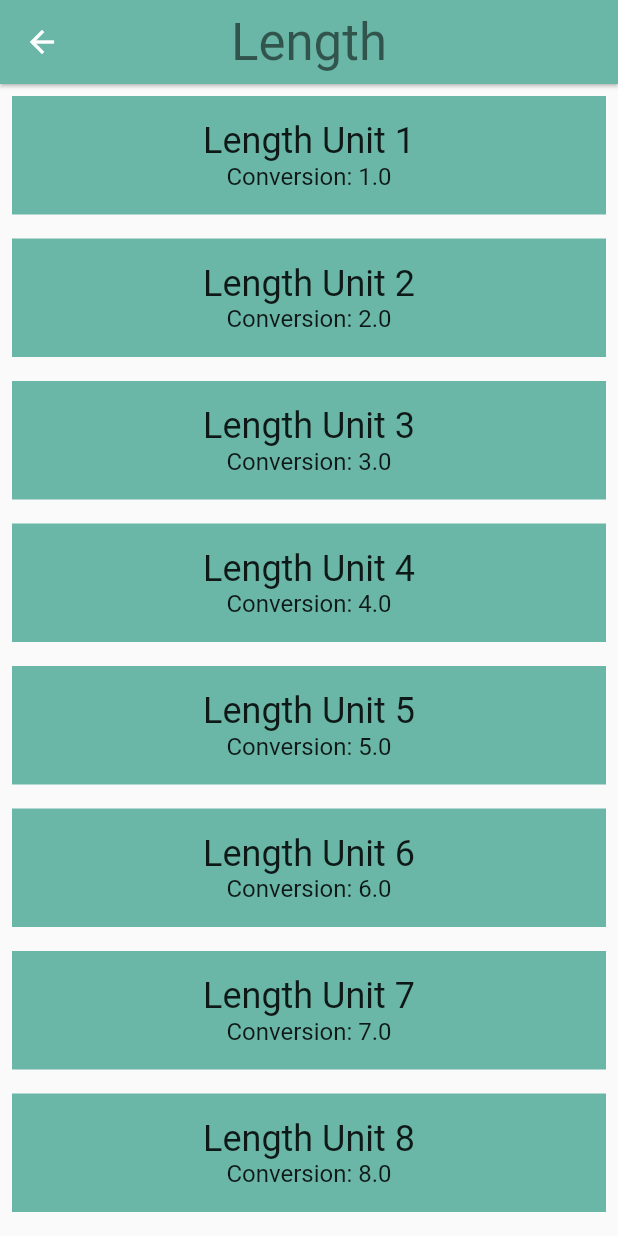
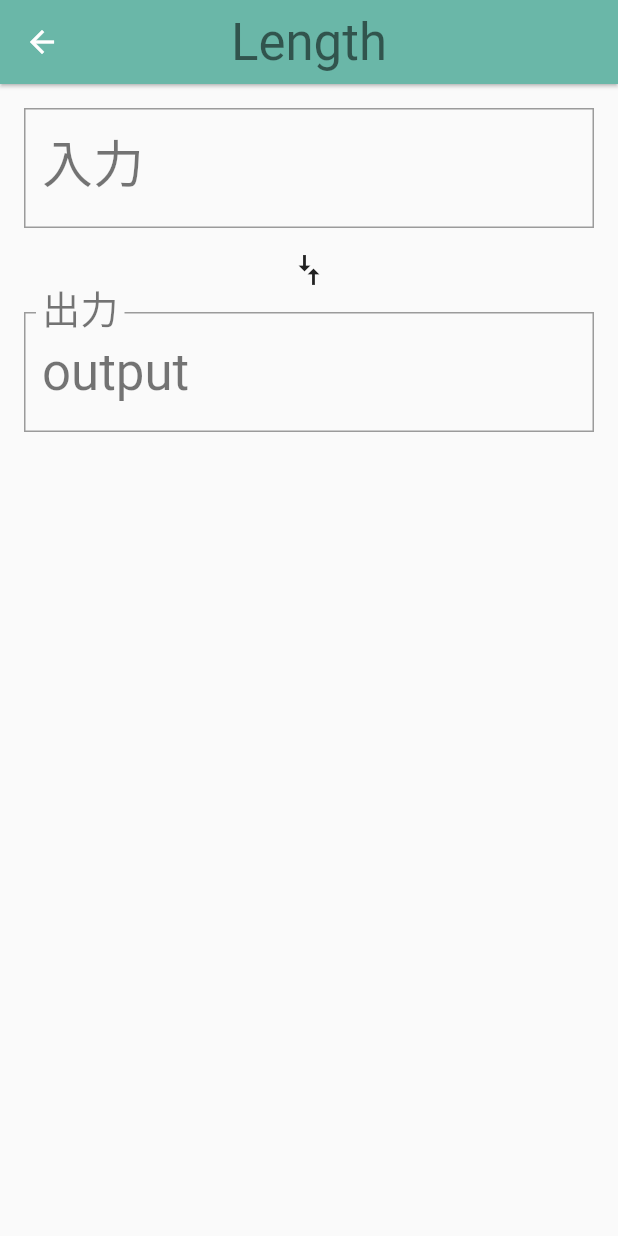
Before and after one commit to hysa/udacity-flutter, a Flutter app: the screen it shows after launch, after a tap on "Length", on a phone screen of 412 x 824 dp. Run offline on Flutter 3.47's test engine with Material 2 defaults, Android fonts, the phone set to English and light mode, and no system bars.

Commit message:
[task_06_input] converter_routeのUI作成中

```diff
--- a/task_06_input/lib/converter_route.dart
+++ b/task_06_input/lib/converter_route.dart
@@ -40,11 +40,16 @@ class ConverterRoute extends StatefulWidget {
 class _ConverterRouteState extends State<ConverterRoute> {
   // TODO: Set some variables, such as for keeping track of the user's input
   // value and units
+  var _text;
+  var _unit;
 
   // TODO: Determine whether you need to override anything, such as initState()
+  @override
+  void initState() {
+    super.initState();
+  }
 
   // TODO: Add other helper functions. We've given you one, _format()
-
   /// Clean up conversion; trim trailing zeros, e.g. 5.500 -> 5.5, 10.0 -> 10
   String _format(double conversion) {
     var outputNum = conversion.toStringAsPrecision(7);
@@ -65,11 +70,48 @@ class _ConverterRouteState extends State<ConverterRoute> {
   Widget build(BuildContext context) {
     // TODO: Create the 'input' group of widgets. This is a Column that
     // includes the input value, and 'from' unit [Dropdown].
+    final input = Padding(
+        padding: _padding,
+        child: Column(
+          children: [
+            TextField(
+              style: Theme.of(context).textTheme.display1,
+              decoration: InputDecoration(
+                  labelStyle: Theme.of(context).textTheme.display1,
+                  labelText: '入力',
+//            errorText:
+                  border: OutlineInputBorder(
+                      borderRadius: BorderRadius.circular(0.0))),
+              keyboardType: TextInputType.number,
+              onChanged: _updateInputValue,
+            ),
+//            _createDropdown(null, null)
+          ],
+        ));
 
-    // TODO: Create a compare arrows icon.
+    // Create a compare arrows icon.
+    final arrow =
+        RotatedBox(quarterTurns: 1, child: Icon(Icons.compare_arrows));
 
-    // TODO: Create the 'output' group of widgets. This is a Column that
+    // Create the 'output' group of widgets. This is a Column that
     // includes the output value, and 'to' unit [Dropdown].
+    final output = Padding(
+        padding: _padding,
+        child: Column(
+          children: <Widget>[
+            InputDecorator(
+              child: Text(
+                "output",
+                style: Theme.of(context).textTheme.display1,
+              ),
+              decoration: InputDecoration(
+                  labelText: '出力',
+                  labelStyle: Theme.of(context).textTheme.display1,
+                  border: OutlineInputBorder(
+                      borderRadius: BorderRadius.circular(0.0))),
+            )
+          ],
+        ));
 
     // TODO: Return the input, arrows, and output widgets, wrapped in a Column.
 
@@ -80,7 +122,7 @@ class _ConverterRouteState extends State<ConverterRoute> {
         margin: EdgeInsets.all(8.0),
         padding: EdgeInsets.all(16.0),
         child: Column(
-          children: <Widget>[
+          children: [
             Text(
               unit.name,
               style: Theme.of(context).textTheme.headline,
@@ -94,8 +136,16 @@ class _ConverterRouteState extends State<ConverterRoute> {
       );
     }).toList();
 
-    return ListView(
-      children: unitWidgets,
+    return Container(
+      child: Column(
+        children: <Widget>[input, arrow, output],
+      ),
     );
   }
+
+  void _updateInputValue(String value) {}
+
+  Widget _createDropdown(param0, param1) {
+    return DropdownButton(items: null, onChanged: null);
+  }
 }
```
